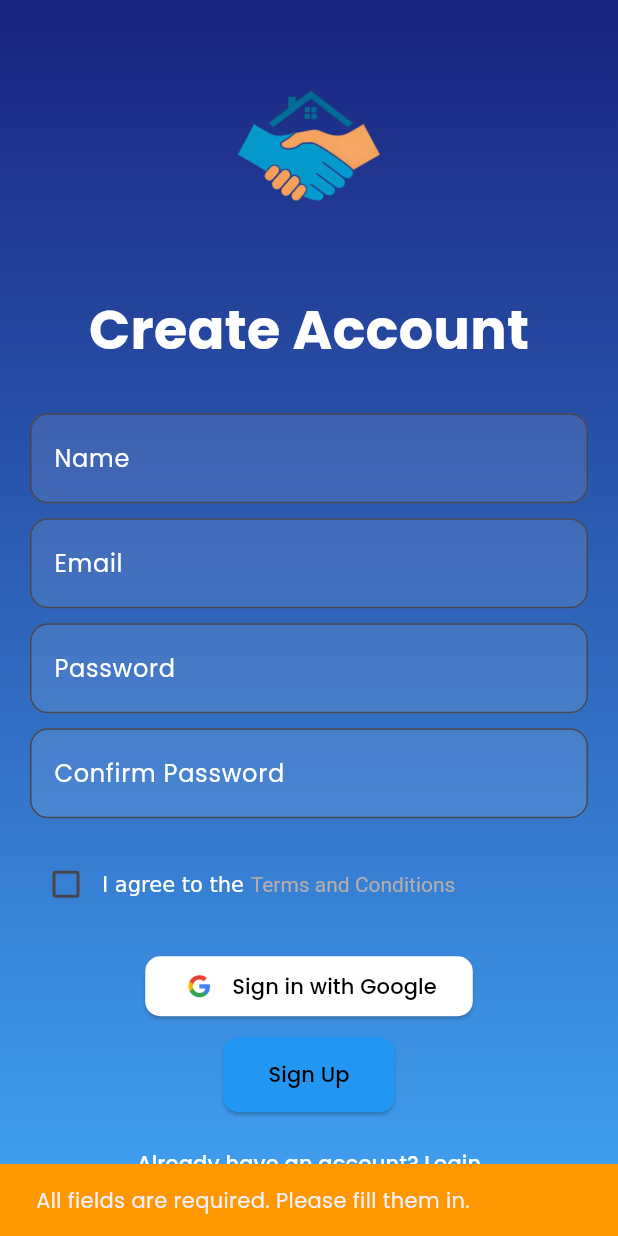
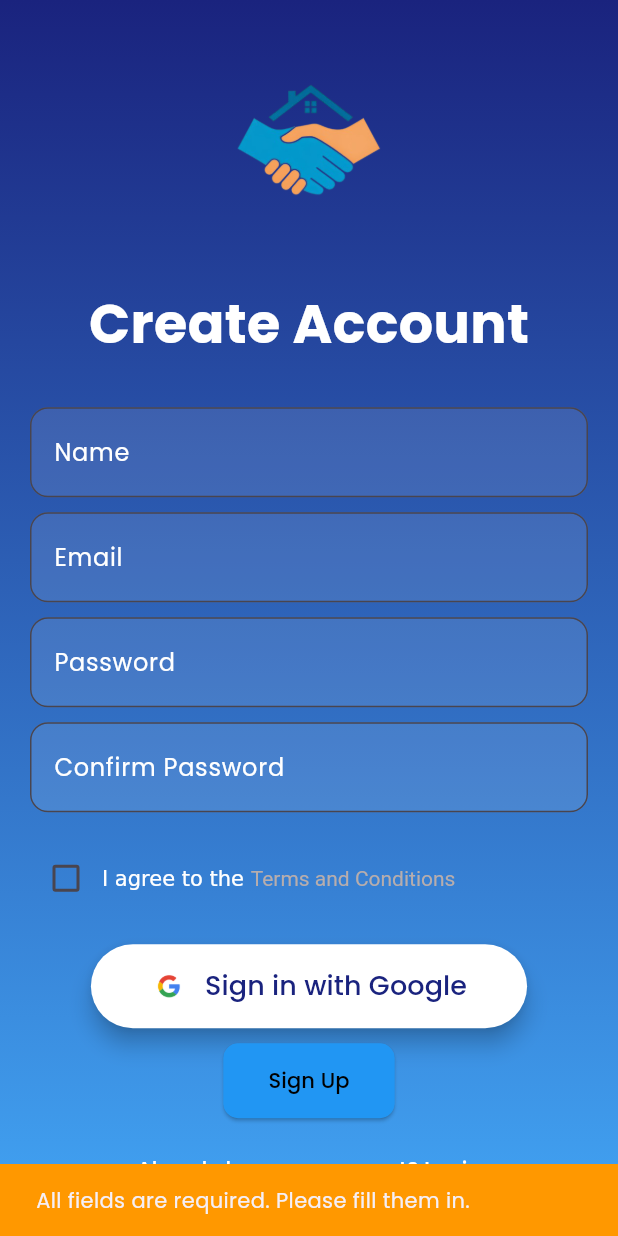
Before and after one commit to zyx721/E-ServicesHub, a Flutter app: the SignupScreen screen opened by its route, after a tap on "Sign Up", on a phone screen of 412 x 824 dp. Run offline on Flutter 3.47's test engine with Material 3 defaults, Android fonts, the phone set to English and light mode, and no system bars; our stand-ins replace camera, cloud_firestore, firebase_auth, firebase_core, firebase_messaging, flutter_rating_bar and 7 more; missing offline and left inert: googleapis; accounts and stored records are empty; project files that could hold a hidden picture were left out.

Commit message:
Added some loadings for smothness /Added email comfirmation for normal sign up and login

```diff
--- a/code/frontend/lib/screens/auth/signup_screen.dart
+++ b/code/frontend/lib/screens/auth/signup_screen.dart
@@ -18,7 +18,6 @@
 
 class _SignupScreenState extends State<SignupScreen>
     with SingleTickerProviderStateMixin {
-  final bool _isLoading = false; // To track loading state
   final FirebaseAuth _auth = FirebaseAuth.instance;
   final FirebaseFirestore _firestore = FirebaseFirestore.instance;
 
@@ -75,73 +74,83 @@
 }
 
 
-  void _signup() async {
+  bool _isLoading = false; // Add this state variable to track the loading state
+
+Future<void> _signup() async {
+    setState(() {
+      _isLoading = true;
+    });
+
     final String name = _nameController.text.trim();
     final String email = _emailController.text.trim();
     final String password = _passwordController.text.trim();
     final String passwordCheck = _passwordCheckController.text.trim();
 
-    if (name.isNotEmpty &&
-        email.isNotEmpty &&
-        password.isNotEmpty &&
-        passwordCheck.isNotEmpty) {
+    if (name.isNotEmpty && email.isNotEmpty && password.isNotEmpty && passwordCheck.isNotEmpty) {
       if (password == passwordCheck) {
         try {
-          // Create user with Firebase Authentication
-          final UserCredential userCredential =
-              await _auth.createUserWithEmailAndPassword(
+          final UserCredential userCredential = await _auth.createUserWithEmailAndPassword(
             email: email,
             password: password,
           );
 
-          // Check if the user is successfully created
           if (userCredential.user != null) {
-            // Save user data to Firestore
-            await _firestore
-                .collection('users')
-                .doc(userCredential.user!.uid)
-                .set({
+            // Send email verification
+            await userCredential.user!.sendEmailVerification();
+
+            await _firestore.collection('users').doc(userCredential.user!.uid).set({
               'uid': userCredential.user!.uid,
               'name': name,
               'email': email,
               'createdAt': DateTime.now(),
               'lastSignIn': DateTime.now(),
-              'isConnected': true,
+              'isConnected': false, // Set to false until email is verified
+              'isEmailVerified': false,
             });
 
-
-            saveDeviceTokenToFirestore(userCredential.user!.uid) ;
-            // Show success message
+            // Show verification instructions
             ScaffoldMessenger.of(context).showSnackBar(
               SnackBar(
-                content: Text('Signup successful! Welcome $name'),
+                content: Text('Please check your email to verify your account before logging in.'),
                 backgroundColor: Colors.green,
-                duration: const Duration(seconds: 5),
+                duration: const Duration(seconds: 8),
+                action: SnackBarAction(
+                  label: 'Resend',
+                  onPressed: () async {
+                    try {
+                      await userCredential.user!.sendEmailVerification();
+                      ScaffoldMessenger.of(context).showSnackBar(
+                        const SnackBar(
+                          content: Text('Verification email resent!'),
+                          backgroundColor: Colors.green,
+                        ),
+                      );
+                    } catch (e) {
+                      ScaffoldMessenger.of(context).showSnackBar(
+                        const SnackBar(
+                          content: Text('Error resending verification email. Please try again later.'),
+                          backgroundColor: Colors.red,
+                        ),
+                      );
+                    }
+                  },
+                ),
               ),
             );
 
-
-            final prefs = await SharedPreferences.getInstance();
-            await prefs.setBool('isLoggedIn', true);
-            // Navigate to home page after successful signup
-            Navigator.pushNamed(context, '/navbar');
-          } else {
-            // In case user is null, handle the error
-            throw Exception('User creation failed.');
+            // Navigate to a verification pending screen or login screen
+            Navigator.pushNamed(context, '/login');
           }
         } on FirebaseAuthException catch (e) {
-          // Handle Firebase authentication errors
           String errorMessage = 'An error occurred during signup';
           if (e.code == 'email-already-in-use') {
             errorMessage = 'This email is already in use.';
           } else if (e.code == 'weak-password') {
-            errorMessage =
-                'Password is too weak. Please choose a stronger password.';
+            errorMessage = 'Password is too weak. Please choose a stronger password.';
           } else if (e.code == 'invalid-email') {
             errorMessage = 'The email address is not valid.';
           }
 
-          // Show the error message to the user
           ScaffoldMessenger.of(context).showSnackBar(
             SnackBar(
               content: Text(errorMessage),
@@ -150,7 +159,6 @@
             ),
           );
         } catch (e) {
-          // Handle any other errors that might occur
           ScaffoldMessenger.of(context).showSnackBar(
             SnackBar(
               content: Text('An unexpected error occurred: $e'),
@@ -160,7 +168,6 @@
           );
         }
       } else {
-        // Passwords do not match
         ScaffoldMessenger.of(context).showSnackBar(
           const SnackBar(
             content: Text('Passwords do not match. Please try again.'),
@@ -170,7 +177,6 @@
         );
       }
     } else {
-      // Ensure all fields are filled
       ScaffoldMessenger.of(context).showSnackBar(
         const SnackBar(
           content: Text('All fields are required. Please fill them in.'),
@@ -179,7 +185,34 @@
         ),
       );
     }
+
+    setState(() {
+      _isLoading = false;
+    });
   }
+
+
+Widget _buildSignUpButton(BuildContext context) {
+  return SlideTransition(
+    position: _slideAnimation,
+    child: ElevatedButton(
+      onPressed: _isLoading ? null : _signup,
+      style: ElevatedButton.styleFrom(
+        backgroundColor: Colors.blue,
+        foregroundColor: Colors.black,
+        padding: const EdgeInsets.symmetric(vertical: 15, horizontal: 30),
+        shape: RoundedRectangleBorder(
+          borderRadius: BorderRadius.circular(10),
+        ),
+      ),
+      child: _isLoading
+          ? CircularProgressIndicator(
+              valueColor: AlwaysStoppedAnimation<Color>(Colors.white),
+            )
+          : Text(signupButton),
+    ),
+  );
+}
 
   bool _isChecked = false;
   final TextEditingController _phoneController = TextEditingController();
@@ -231,7 +264,58 @@
     super.dispose();
   }
 
- Future<void> _handleGoogleSignIn() async {
+ bool isLoading = false; // Add this state variable to track the loading state
+
+Widget _buildGoogleSignInButton() {
+  final localizations = AppLocalizations.of(context)!;
+  final buttonText = localizations.googleSignIn;
+
+  return ElevatedButton(
+    onPressed: isLoading ? null : _handleGoogleSignIn,
+    style: ElevatedButton.styleFrom(
+      backgroundColor: Colors.white,
+      shape: RoundedRectangleBorder(
+        borderRadius: BorderRadius.circular(30.0),
+      ),
+      padding: const EdgeInsets.symmetric(horizontal: 40, vertical: 15),
+      elevation: 6,
+    ),
+    child: isLoading
+      ? const SizedBox(
+          width: 24,
+          height: 24,
+          child: CircularProgressIndicator(
+            strokeWidth: 2.5,
+            valueColor: AlwaysStoppedAnimation<Color>(Colors.white),
+          ),
+        )
+      : Row(
+          mainAxisSize: MainAxisSize.min,
+          children: [
+            Image.asset(
+              'assets/images/google_logo.png',
+              height: 24,
+              width: 24,
+            ),
+            const SizedBox(width: 12),
+            Text(
+              buttonText,
+              style: GoogleFonts.poppins(
+                fontSize: 18,
+                color: const Color(0xFF1A237E),
+              ),
+            ),
+          ],
+        ),
+  );
+}
+
+
+Future<void> _handleGoogleSignIn() async {
+  setState(() {
+    isLoading = true; // Show loading indicator
+  });
+
   try {
     final GoogleSignIn googleSignIn = GoogleSignIn();
     final GoogleSignInAccount? googleUser = await googleSignIn.signIn();
@@ -249,51 +333,38 @@
         final User? user = userCredential.user;
 
         if (user != null) {
-          // First, check if the user document already exists
           final userDoc = await FirebaseFirestore.instance
               .collection('users')
               .doc(user.uid)
               .get();
 
-          // Prepare the user data
           Map<String, dynamic> userData = {
             'uid': user.uid,
             'email': user.email ?? 'No Email',
             'lastSignIn': DateTime.now(),
-            'isConnected': true,  // Add the isConnected field
-
+            'isConnected': true,
           };
 
-          saveDeviceTokenToFirestore(userCredential.user!.uid) ;
-
-          // Only update name if it's not already set
           if (!userDoc.exists || userDoc.data()?['name'] == null) {
             userData['name'] = user.displayName ?? 'No Name';
           }
-
-
-          if (!userDoc.exists || userDoc.data()?['photoURL'] == null ||
-    (userDoc.data()?['photoURL']?.isEmpty ?? true && user.photoURL != null && user.photoURL!.isNotEmpty)) {
-  userData['photoURL'] = user.photoURL ?? '';
-}
 
           if (!userDoc.exists || userDoc.data()?['photoURL'] == null ||
               (userDoc.data()?['photoURL']?.isEmpty ?? true && user.photoURL != null && user.photoURL!.isNotEmpty)) {
             userData['photoURL'] = user.photoURL ?? '';
           }
 
-          // If document doesn't exist, add createdAt
           if (!userDoc.exists) {
             userData['createdAt'] = DateTime.now();
           }
 
-          // Update the document with merge
           await FirebaseFirestore.instance
               .collection('users')
               .doc(user.uid)
               .set(userData, SetOptions(merge: true));
 
-          // Show success message and navigate
+          saveDeviceTokenToFirestore(user.uid);
+
           ScaffoldMessenger.of(context).showSnackBar(
             SnackBar(
               content: Text('Welcome ${user.displayName ?? user.email}'),
@@ -345,6 +416,10 @@
       ),
     );
     print('Error during Google Sign-In: $error');
+  } finally {
+    setState(() {
+      isLoading = false; // Hide loading indicator
+    });
   }
 }
 
@@ -733,50 +808,6 @@
     );
   }
 
-  Widget _buildGoogleSignInButton() {
-    return SlideTransition(
-      position: _slideAnimation,
-      child: ElevatedButton(
-        onPressed: _handleGoogleSignIn,
-        style: ElevatedButton.styleFrom(
-          foregroundColor: Colors.black,
-          backgroundColor: Colors.white,
-          shape: RoundedRectangleBorder(
-            borderRadius: BorderRadius.circular(10),
-          ),
-        ),
-        child: Row(
-          mainAxisSize: MainAxisSize.min,
-          children: [
-            Image.asset('assets/images/google_logo.png', height: 24),
-            const SizedBox(width: 10),
-            Text(signInWithGoogle),
-          ],
-        ),
-      ),
-    );
-  }
-
-  Widget _buildSignUpButton(BuildContext context) {
-    return SlideTransition(
-      position: _slideAnimation,
-      child: ElevatedButton(
-        onPressed: _signup,
-        style: ElevatedButton.styleFrom(
-          backgroundColor: Colors.blue,
-          foregroundColor: Colors.black,
-          padding: const EdgeInsets.symmetric(vertical: 15, horizontal: 30),
-          shape: RoundedRectangleBorder(
-            borderRadius: BorderRadius.circular(10),
-          ),
-        ),
-        child: _isLoading
-            ? const CircularProgressIndicator(color: Colors.white)
-            : Text(signupButton),
-      ),
-    );
-  }
-
   Widget _buildLoginButton(BuildContext context) {
     return SlideTransition(
       position: _slideAnimation,
```
Also changed, not shown: code/frontend/lib/screens/auth/login_screen.dart (+225 -155 lines), code/frontend/lib/screens/services/service.dart (+104 -25 lines).
